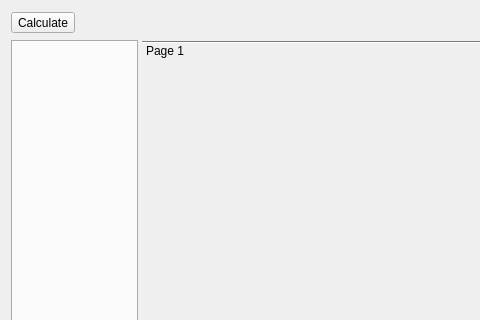
Old version of the form tse_analytics/modules/phenomaster/meal_details/views/meal_details_dialog.ui in the repository TSE-Systems/tse-analytics; both pictures show x 0 to 480 and y 0 to 320 of the 1020 by 854 pixel window.
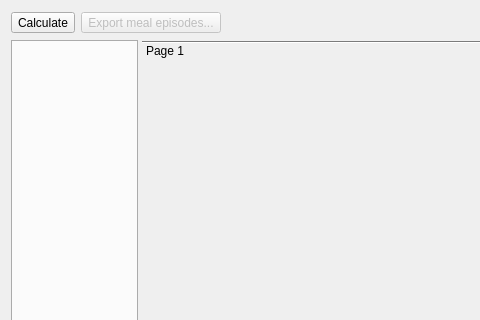
New version of the form. Icons and pictures are not drawn.

Commit message: Meal analysis plots implementation.

```diff
--- a/tse_analytics/modules/phenomaster/meal_details/views/meal_details_dialog.ui
+++ b/tse_analytics/modules/phenomaster/meal_details/views/meal_details_dialog.ui
@@ -30,6 +30,23 @@
        </property>
       </widget>
      </item>
+     <item>
+      <widget class="QToolButton" name="toolButtonExport">
+       <property name="enabled">
+        <bool>false</bool>
+       </property>
+       <property name="text">
+        <string>Export meal episodes...</string>
+       </property>
+       <property name="icon">
+        <iconset resource="../../../../../resources/resources.qrc">
+         <normaloff>:/icons/icons8-export-16.png</normaloff>:/icons/icons8-export-16.png</iconset>
+       </property>
+       <property name="toolButtonStyle">
+        <enum>Qt::ToolButtonTextBesideIcon</enum>
+       </property>
+      </widget>
+     </item>
      <item>
       <spacer name="horizontalSpacer">
        <property name="orientation">
```
The commit also changes 13 other files.
